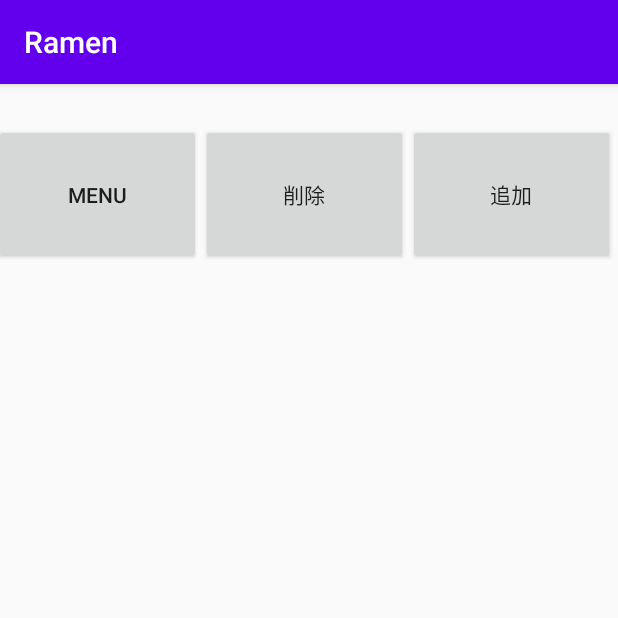
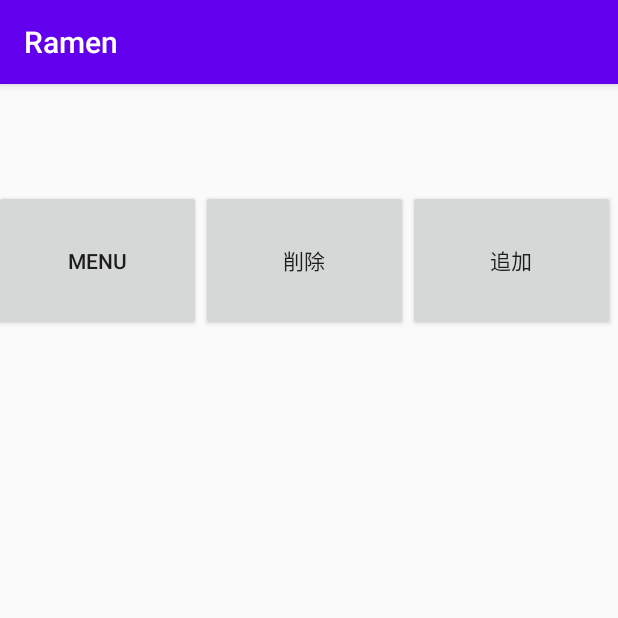
Before and after one commit to kotonohapcg/RamenSoup, an Android app: the screen it shows after launch (MainActivity), on a phone screen of 412 x 824 dp, the top half of it. Run offline under Robolectric (Android 15) with nearby library versions, the phone set to English and light mode, and no system bars.

Commit message:
エミュレータの画面とアプリのボタンの配置位置調整

```diff
--- a/app/src/main/res/layout/activity_main.xml
+++ b/app/src/main/res/layout/activity_main.xml
@@ -11,7 +11,7 @@
         android:layout_width="414dp"
         android:layout_height="95dp"
         android:layout_marginStart="8dp"
-        android:layout_marginTop="8dp"
+        android:layout_marginTop="96dp"
         android:layout_marginEnd="16dp"
         android:layout_marginBottom="628dp"
         app:layout_constraintBottom_toBottomOf="parent"
```
